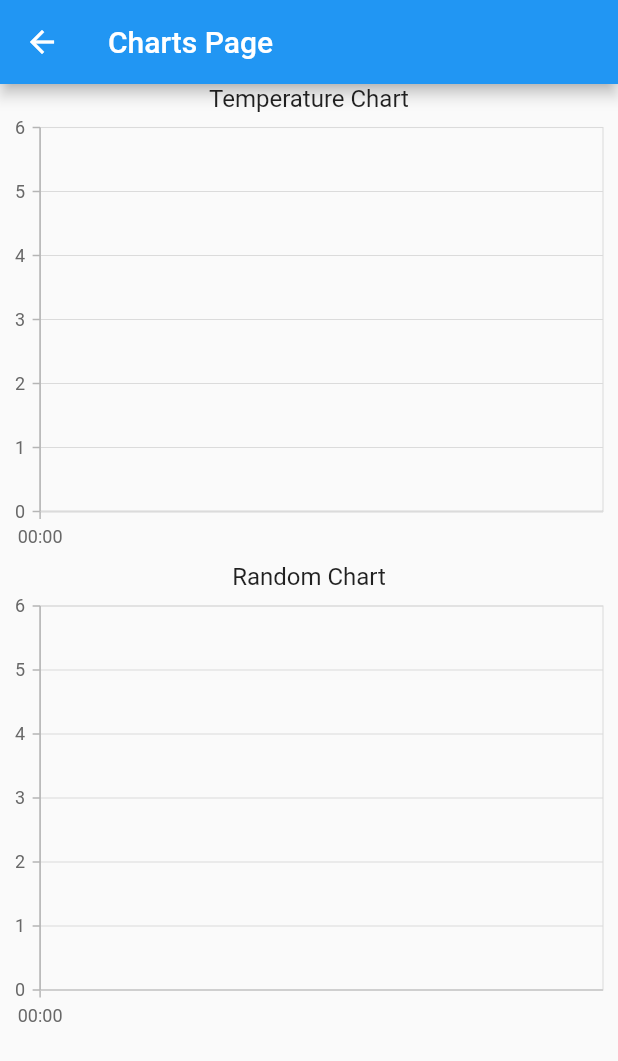
After one commit to gowtham-star/Data_Transfer, a Flutter app: the screen it shows after launch, after a tap on "View Charts", on a phone screen of 412 x 824 dp. The commit adds this screen. Shown: the top 1061 px of the screen. Run offline on Flutter 3.47's test engine with Material 2 defaults, Android fonts, the phone set to English and light mode, and no system bars; our stand-ins replace csv, file_picker, permission_handler, sqflite, syncfusion_flutter_charts; accounts and stored records are empty.

Commit message:
Moved charts and added download option

```diff
--- /dev/null
+++ b/lib/chartspage.dart
@@ -0,0 +1,53 @@
+import 'package:flutter/material.dart';
+import 'package:syncfusion_flutter_charts/charts.dart';
+import 'databasehelper.dart';
+
+class ChartsPage extends StatelessWidget {
+  final List<PiDataModel> databaseData;
+
+  ChartsPage({required this.databaseData});
+
+  @override
+  Widget build(BuildContext context) {
+    return Scaffold(
+      appBar: AppBar(
+        title: Text('Charts Page'),
+      ),
+      body: SingleChildScrollView(
+        child: Center(
+          child: Column(
+            mainAxisAlignment: MainAxisAlignment.center,
+            children: [
+              Text("Temperature Chart", style: TextStyle(fontSize: 16)),
+              SfCartesianChart(
+                primaryXAxis: DateTimeAxis(),
+                series: <ChartSeries<PiDataModel, DateTime>>[
+                  LineSeries<PiDataModel, DateTime>(
+                    dataSource: databaseData,
+                    xValueMapper: (PiDataModel timeseriesdata, _) =>
+                        DateTime.fromMillisecondsSinceEpoch(timeseriesdata.timeStamp),
+                    yValueMapper: (PiDataModel timeseriesdata, _) =>
+                    timeseriesdata.temperature,
+                  ),
+                ],
+              ),
+              Text("Random Chart", style: TextStyle(fontSize: 16)),
+              SfCartesianChart(
+                primaryXAxis: DateTimeAxis(),
+                series: <ChartSeries<PiDataModel, DateTime>>[
+                  LineSeries<PiDataModel, DateTime>(
+                    dataSource: databaseData,
+                    xValueMapper: (PiDataModel timeseriesdata, _) =>
+                        DateTime.fromMillisecondsSinceEpoch(timeseriesdata.timeStamp),
+                    yValueMapper: (PiDataModel timeseriesdata, _) =>
+                    timeseriesdata.random,
+                  ),
+                ],
+              ),
+            ],
+          ),
+        ),
+      ),
+    );
+  }
+}
--- a/pubspec.yaml
+++ b/pubspec.yaml
@@ -35,7 +35,9 @@ dependencies:
   path: ^1.8.0
   syncfusion_flutter_charts: ^23.1.36
   path_provider: ^2.0.5
-  excel: ^2.0.0
+  csv: ^5.0.2
+  file_picker: ^4.2.1
+  permission_handler: ^11.0.0
 
   # The following adds the Cupertino Icons font to your application.
   # Use with the CupertinoIcons class for iOS style icons.
```
Also changed, not shown: lib/main.dart (+84 -30 lines), pubspec.lock, 5 other files.
